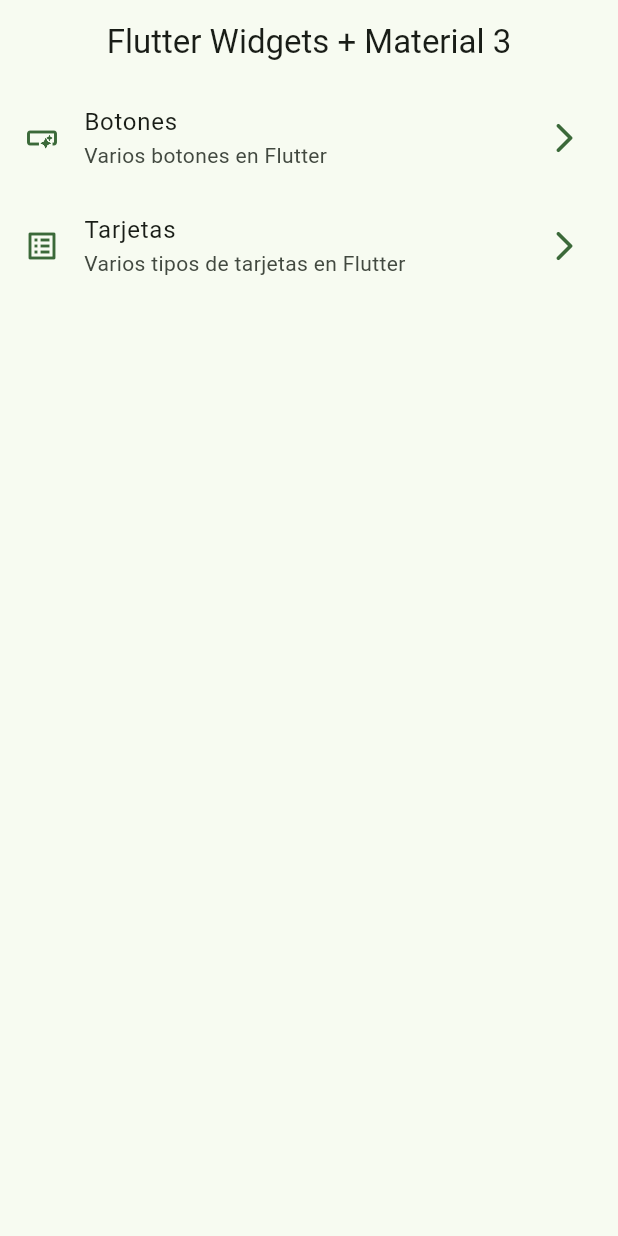
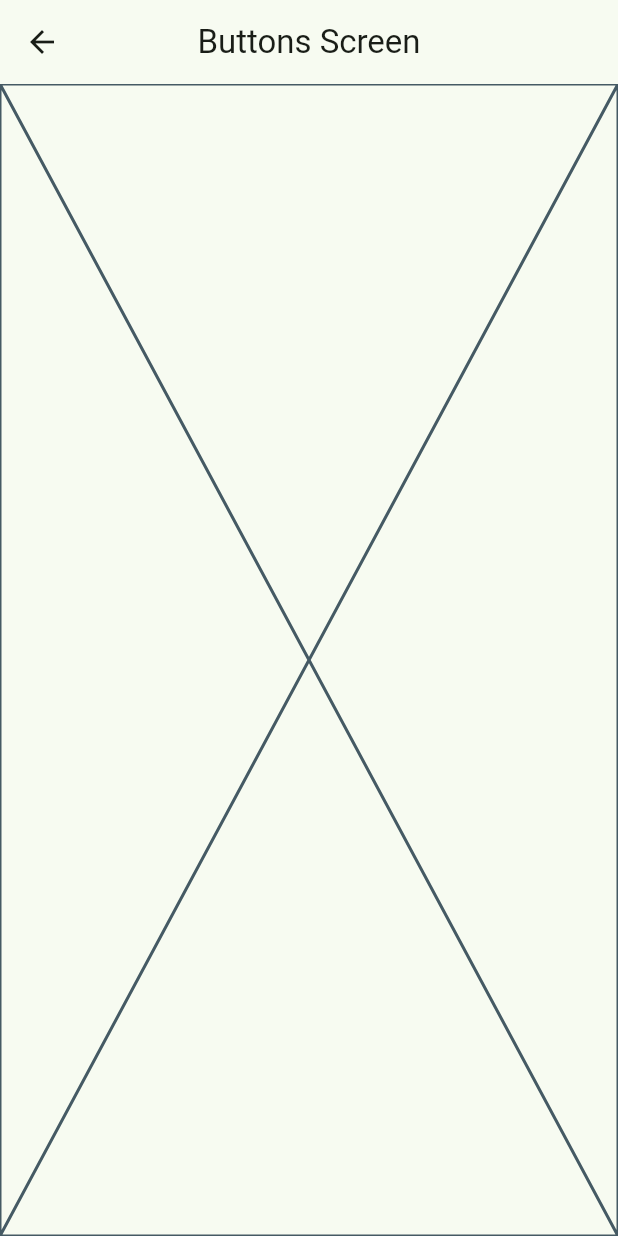
Before and after one commit to Rastler89/flutter, a Flutter app: the screen it shows after launch, after a tap on "Botones", on a phone screen of 412 x 824 dp. Run offline on Flutter 3.47's test engine with Material 3 defaults, Android fonts, the phone set to English and light mode, and no system bars; our stand-ins replace animate_do, dio, video_player; network calls fail.

Commit message:
rutas basicas

```diff
--- a/widgets_app/lib/main.dart
+++ b/widgets_app/lib/main.dart
@@ -1,5 +1,7 @@
 import 'package:flutter/material.dart';
 import 'package:widgets_app/config/theme/app_theme.dart';
+import 'package:widgets_app/presentation/screens/buttons/buttons_screen.dart';
+import 'package:widgets_app/presentation/screens/cards/cards_screen.dart';
 import 'package:widgets_app/presentation/screens/home/home_screen.dart';
 
 void main() {
@@ -15,7 +17,10 @@ class MainApp extends StatelessWidget {
       debugShowCheckedModeBanner: false,
       theme: AppTheme(selectedColor:2).getTheme(),
       home: const HomeScreen(),
-
+      routes: {
+        '/buttons': (context) => const ButtonsScreen(),
+        '/cards': (context) => const CardsScreen(),
+      },
     );
   }
 }
--- /dev/null
+++ b/widgets_app/lib/presentation/screens/buttons/buttons_screen.dart
@@ -0,0 +1,15 @@
+import 'package:flutter/material.dart';
+
+class ButtonsScreen extends StatelessWidget {
+  const ButtonsScreen({super.key});
+
+  @override
+  Widget build(BuildContext context) {
+    return Scaffold(
+      appBar: AppBar(
+        title: const Text('Buttons Screen'),
+      ),
+      body: const Placeholder(),
+    );
+  }
+}
--- a/widgets_app/lib/presentation/screens/home/home_screen.dart
+++ b/widgets_app/lib/presentation/screens/home/home_screen.dart
@@ -1,5 +1,6 @@
 import 'package:flutter/material.dart';
 import 'package:widgets_app/config/menu/menu_items.dart';
+import 'package:widgets_app/presentation/screens/buttons/buttons_screen.dart';
 
 class HomeScreen extends StatelessWidget {
   const HomeScreen({super.key});
@@ -52,6 +53,7 @@ class _CustomListTile extends StatelessWidget {
       subtitle: Text(menuItem.subtitle),
       onTap: () {
         //Todo: Navigate to the corresponding screen
+       Navigator.pushNamed(context, menuItem.link);
       }
     );
   }
```
Also changed, not shown: widgets_app/lib/presentation/screens/cards/cards_screen.dart (added, +15 -0 lines).
